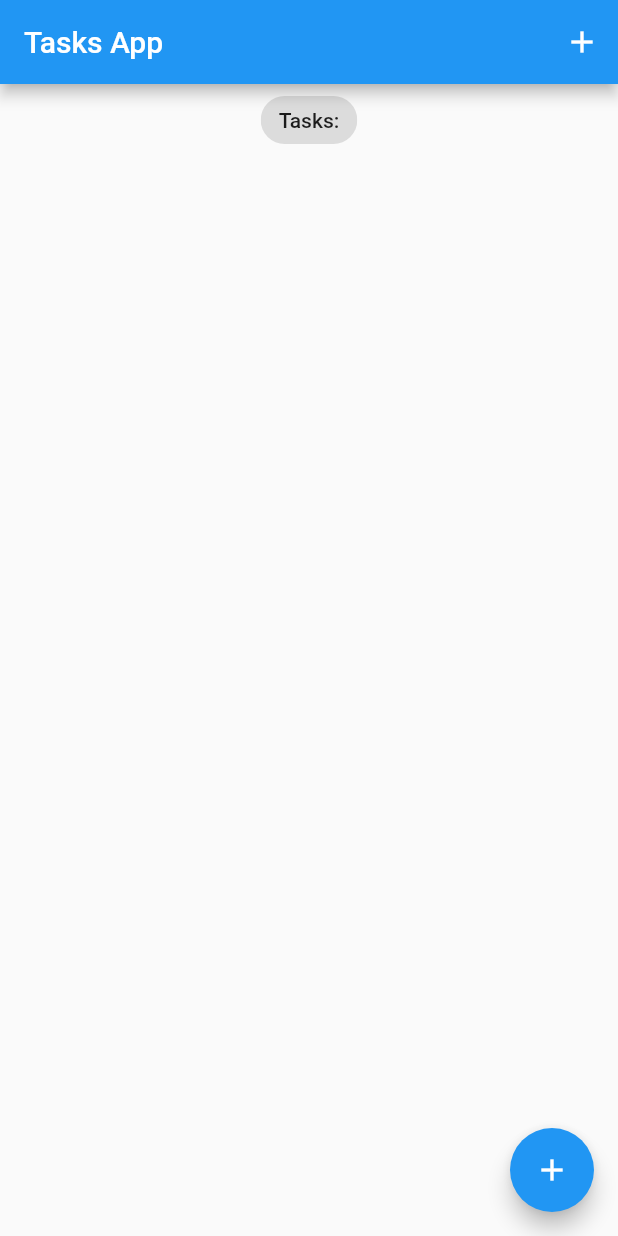
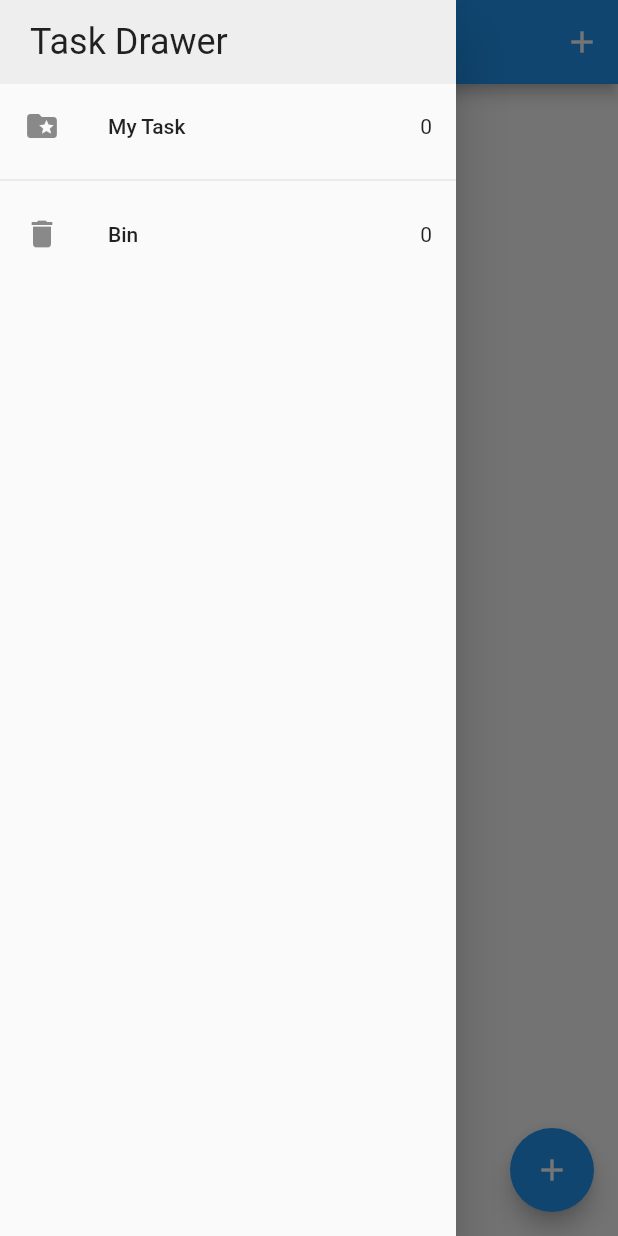
Before and after one commit to Devoro32/flutter_task_app_yt, a Flutter app: the screen it shows after launch, with the side drawer open (before the commit the screen has no drawer), on a phone screen of 412 x 824 dp. Run offline on Flutter 3.47's test engine with Material 2 defaults, Android fonts, the phone set to English and light mode, and no system bars; our stand-ins replace equatable, flutter_bloc, hydrated_bloc.

Commit message:
section 2- add app drawer

```diff
--- a/lib/blocs/bloc/tasks_event.dart
+++ b/lib/blocs/bloc/tasks_event.dart
@@ -35,3 +35,11 @@ class DeleteTask extends TasksEvent {
   @override
   List<Object> get props => [task];
 }
+
+class RemoveTask extends TasksEvent {
+  final Task task;
+
+  const RemoveTask({required this.task});
+  @override
+  List<Object> get props => [task];
+}
--- a/lib/blocs/bloc/tasks_state.dart
+++ b/lib/blocs/bloc/tasks_state.dart
@@ -6,18 +6,22 @@ part of 'tasks_bloc.dart';
 //https://youtu.be/PD0eAXLd5ls?t=2138
 class TasksState extends Equatable {
   final List<Task> allTasks;
+  //https://youtu.be/PD0eAXLd5ls?t=3318
+  final List<Task> removedTasks;
   const TasksState({
     this.allTasks = const <Task>[],
+    this.removedTasks = const <Task>[],
   });
 
   @override
-  List<Object> get props => [allTasks];
+  List<Object> get props => [allTasks, removedTasks];
 
 //https://youtu.be/PD0eAXLd5ls?t=2138
 //allows to convert the data into json and store it on the phone
   Map<String, dynamic> toMap() {
     return <String, dynamic>{
       'allTasks': allTasks.map((x) => x.toMap()).toList(),
+      'removedTasks': removedTasks.map((x) => x.toMap()).toList(),
     };
   }
 
@@ -25,6 +29,11 @@ class TasksState extends Equatable {
     return TasksState(
       allTasks: List<Task>.from(
         (map['allTasks'] as List<int>).map<Task>(
+          (x) => Task.fromMap(x as Map<String, dynamic>),
+        ),
+      ),
+      removedTasks: List<Task>.from(
+        (map['removedTasks'] as List<int>).map<Task>(
           (x) => Task.fromMap(x as Map<String, dynamic>),
         ),
       ),
--- a/lib/main.dart
+++ b/lib/main.dart
@@ -3,6 +3,7 @@ import 'package:tasks_app/blocs/bloc_export.dart';
 import 'package:tasks_app/models/tasks.dart';
 import 'package:tasks_app/screens/tasks_screen.dart';
 import 'package:path_provider/path_provider.dart';
+import 'package:tasks_app/services/app_router.dart';
 
 void main() async {
   //! depreciated BlocOverrides.runZoned: https://stackoverflow.com/questions/73685907/info-runzoned-is-deprecated-and-shouldnt-be-used-this-will-be-removed-in-v9
@@ -11,7 +12,7 @@ void main() async {
   //https://stackoverflow.com/questions/68911012/hydrated-bloc-the-parameter-storagedirectory-is-required
 
   //this allows for local storage on the phone
-
+//todo: Storage is not working. If you refresh, it then disappears
 //https://youtu.be/PD0eAXLd5ls?t=2239
   WidgetsFlutterBinding.ensureInitialized();
   HydratedBloc.storage = await HydratedStorage.build(
@@ -22,11 +23,14 @@ void main() async {
   //   storageDirectory: await getApplicationDocumentsDirectory(),
   // );
 
-  runApp(const TaskApp());
+  runApp(TaskApp(
+    appRouter: AppRouter(),
+  ));
 }
 
 class TaskApp extends StatelessWidget {
-  const TaskApp({super.key});
+  const TaskApp({required this.appRouter, super.key});
+  final AppRouter appRouter;
 
   @override
   Widget build(BuildContext context) {
@@ -44,6 +48,8 @@ class TaskApp extends StatelessWidget {
           primarySwatch: Colors.blue,
         ),
         home: const TasksScreen(),
+        //https://youtu.be/PD0eAXLd5ls?t=3107
+        onGenerateRoute: appRouter.onGenerateRoute,
       ),
     );
   }
--- /dev/null
+++ b/lib/screens/my_drawer.dart
@@ -0,0 +1,63 @@
+//https://youtu.be/PD0eAXLd5ls?t=2662
+import 'package:flutter/material.dart';
+import 'package:tasks_app/blocs/bloc_export.dart';
+import 'package:tasks_app/screens/recycle_bin.dart';
+import 'package:tasks_app/screens/tasks_screen.dart';
+
+class MyDrawer extends StatelessWidget {
+  const MyDrawer({super.key});
+
+  @override
+  Widget build(BuildContext context) {
+    return SafeArea(
+      child: Drawer(
+        child: Column(
+          children: [
+            Container(
+              width: double.infinity,
+              padding: const EdgeInsets.symmetric(
+                vertical: 14,
+                horizontal: 20,
+              ),
+              color: Colors.grey[200],
+              child: Text(
+                'Task Drawer',
+                style: Theme.of(context).textTheme.headline5,
+              ),
+            ),
+            //https://youtu.be/PD0eAXLd5ls?t=3107
+            BlocBuilder<TasksBloc, TasksState>(
+              builder: (context, state) {
+                return GestureDetector(
+                  onTap: () => Navigator.of(context).pushNamed(
+                    TasksScreen.id,
+                  ),
+                  child: ListTile(
+                    leading: const Icon(Icons.folder_special),
+                    title: const Text('My Task'),
+                    trailing: Text('${state.allTasks.length}'),
+                  ),
+                );
+              },
+            ),
+            const Divider(),
+            BlocBuilder<TasksBloc, TasksState>(
+              builder: (context, state) {
+                return GestureDetector(
+                  onTap: () => Navigator.of(context).pushNamed(
+                    RecycleBin.id,
+                  ),
+                  child: ListTile(
+                    leading: const Icon(Icons.delete),
+                    title: const Text('Bin'),
+                    trailing: Text('${state.removedTasks.length}'),
+                  ),
+                );
+              },
+            ),
+          ],
+        ),
+      ),
+    );
+  }
+}
--- a/lib/screens/tasks_screen.dart
+++ b/lib/screens/tasks_screen.dart
@@ -1,5 +1,6 @@
 import 'package:flutter/material.dart';
 import 'package:tasks_app/models/tasks.dart';
+import 'package:tasks_app/screens/my_drawer.dart';
 import 'package:tasks_app/widgets/tasks_list.dart';
 import 'package:tasks_app/screens/add_task_screen.dart';
 
@@ -8,6 +9,9 @@ import '../blocs/bloc_export.dart';
 //https://youtu.be/PD0eAXLd5ls?t=1710
 class TasksScreen extends StatefulWidget {
   const TasksScreen({super.key});
+
+//https://youtu.be/PD0eAXLd5ls?t=2970
+  static const id = 'tasks_screen';
 
   @override
   State<TasksScreen> createState() => _TasksScreenState();
@@ -50,12 +54,14 @@ class _TasksScreenState extends State<TasksScreen> {
               )
             ],
           ),
+          drawer: MyDrawer(),
           body: Column(
             crossAxisAlignment: CrossAxisAlignment.center,
             children: [
-              const Center(
+              Center(
                 child: Chip(
-                  label: Text('Tasks:'),
+                  //https://youtu.be/PD0eAXLd5ls?t=2628
+                  label: Text(' ${state.allTasks.length} Task'),
                 ),
               ),
 
--- a/lib/widgets/task_tile.dart
+++ b/lib/widgets/task_tile.dart
@@ -10,6 +10,16 @@ class TaskTile extends StatelessWidget {
   }) : super(key: key);
 
   final Task task;
+  //https://youtu.be/PD0eAXLd5ls?t=3575
+  void _removeOrDeleteTasks(BuildContext context, Task task) {
+    task.isDeleted!
+        ? context.read<TasksBloc>().add(DeleteTask(
+              task: task,
+            ))
+        : context.read<TasksBloc>().add(RemoveTask(
+              task: task,
+            ));
+  }
 
   @override
   Widget build(BuildContext context) {
@@ -23,15 +33,22 @@ class TaskTile extends StatelessWidget {
       ),
       trailing: Checkbox(
         value: task.isDone,
-        onChanged: (value) {
-          context.read<TasksBloc>().add(UpdateTask(task: task));
-        },
+        onChanged:
+            //https://youtu.be/PD0eAXLd5ls?t=3921
+            task.isDeleted == false
+                ? (value) {
+                    context.read<TasksBloc>().add(UpdateTask(task: task));
+                  }
+                : null,
       ),
-      onLongPress: () => context.read<TasksBloc>().add(
-            DeleteTask(
-              task: task,
-            ),
-          ),
+      onLongPress: () =>
+          //https://youtu.be/PD0eAXLd5ls?t=3575
+          //  context.read<TasksBloc>().add(
+          //       DeleteTask(
+          //         task: task,
+          //       ),
+          //     ),
+          _removeOrDeleteTasks(context, task),
     );
   }
 }
```
Also changed, not shown: lib/blocs/bloc/tasks_bloc.dart (+29 -2 lines), lib/screens/recycle_bin.dart (added, +49 -0 lines), lib/services/app_router.dart (added, +24 -0 lines).
